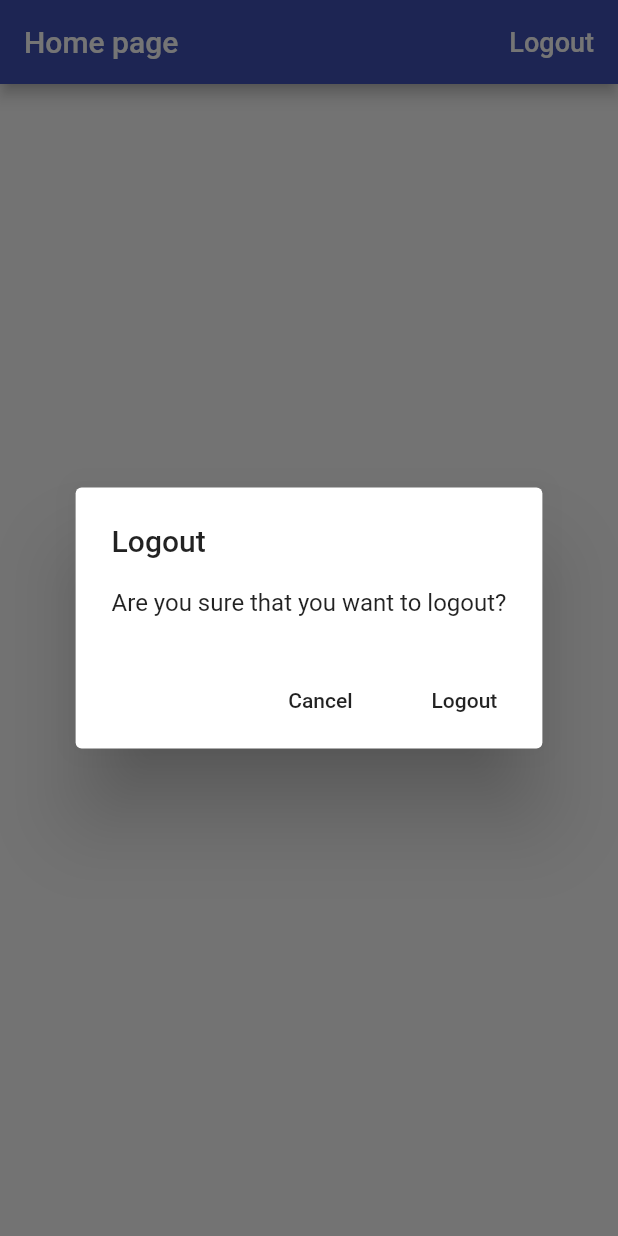
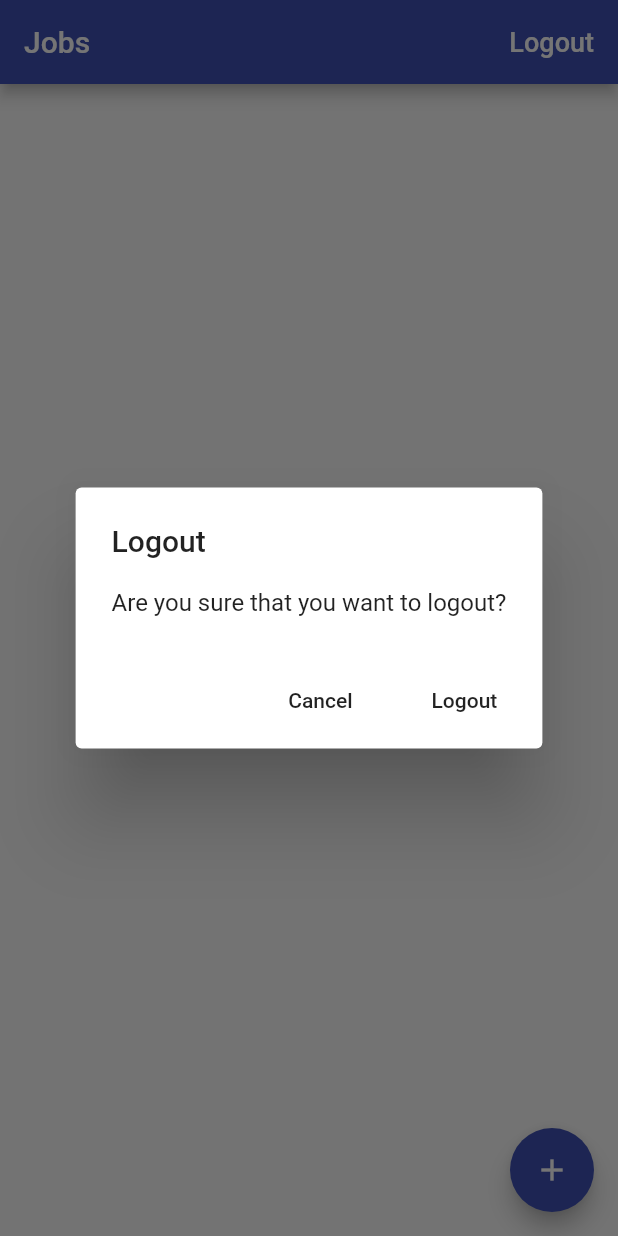
Before and after one commit to syedz/flutter-time-tracker, a Flutter app: the screen it shows once a user with an empty profile is signed in, after a tap on "Logout", on a phone screen of 412 x 824 dp. Run offline on Flutter 3.47's test engine with Material 2 defaults, Android fonts, the phone set to English and light mode, and no system bars; our stand-ins replace cloud_firestore, firebase_auth, google_sign_in; missing offline and left inert: flutter_facebook_login; accounts and stored records are empty.

Commit message:
Created Firestore, and database API to retreive data using streams and write database using Future

```diff
--- /dev/null
+++ b/lib/app/home/jobs_page.dart
@@ -0,0 +1,112 @@
+/**
+ * This is the UI layer.
+ *
+ * - Whenever we write data to the database we use an API that is based on a
+ * Future + async/await (asynchronous operation).
+ *
+ * - Whenever we read data from the database we use an API that is based on
+ * Streams + StreamBuilder (realtime applications).
+ */
+
+import 'dart:async';
+
+import 'package:flutter/material.dart';
+import 'package:provider/provider.dart';
+import 'package:time_tracker_flutter_course/common_widgets/platform_alert_dialog.dart';
+import 'package:time_tracker_flutter_course/common_widgets/platform_exception_alert_dialog.dart';
+import 'package:time_tracker_flutter_course/services/auth.dart';
+import 'package:time_tracker_flutter_course/services/database.dart';
+import 'package:flutter/services.dart';
+
+import 'models/job.dart';
+
+class JobsPage extends StatelessWidget {
+  Future<void> _signOut(BuildContext context) async {
+    try {
+      final auth = Provider.of<AuthBase>(context);
+      await auth.signOut();
+    } catch (e) {
+      print(e.toString());
+    }
+  }
+
+  Future<void> _confirmSignOut(BuildContext context) async {
+    final didRequestSignOut = await PlatformAlertDialog(
+      title: 'Logout',
+      content: 'Are you sure that you want to logout?',
+      cancelActionText: 'Cancel',
+      defaultActionText: 'Logout',
+    ).show(context);
+
+    if (didRequestSignOut == true) {
+      _signOut(context);
+    }
+  }
+
+  Future<void> _createJob(BuildContext context) async {
+    try {
+      final database = Provider.of<Database>(context);
+      await database.createJob(Job(
+        name: 'Blogging',
+        ratePerHour: 10,
+      ));
+    } on PlatformException catch (e) {
+      PlatformExceptionAlertDialog(
+        title: 'Operation failed',
+        exception: e,
+      ).show(context);
+    }
+  }
+
+  @override
+  Widget build(BuildContext context) {
+    // TODO: This was a test to ensure that data was being returned from Firestore
+    // final database = Provider.of<Database>(context);
+    // database.readJobs();
+
+    return Scaffold(
+      appBar: AppBar(
+        title: Text('Jobs'),
+        actions: <Widget>[
+          FlatButton(
+            child: Text(
+              'Logout',
+              style: TextStyle(
+                fontSize: 18.0,
+                color: Colors.white,
+              ),
+            ),
+            onPressed: () => _confirmSignOut(context),
+          ),
+        ],
+      ),
+      body: _buildContents(context),
+      floatingActionButton: FloatingActionButton(
+        child: Icon(Icons.add),
+        onPressed: () => _createJob(context),
+      ),
+    );
+  }
+
+  Widget _buildContents(BuildContext context) {
+    final database = Provider.of<Database>(context);
+
+    // Using Stream and StreamBuilder makes the application reactive
+    return StreamBuilder<List<Job>>(
+      stream: database.jobsStream(),
+      builder: (context, snapshot) {
+        if (snapshot.hasData) {
+          final jobs = snapshot.data;
+          final children = jobs.map((job) => Text(job.name)).toList();
+
+          return ListView(children: children);
+        }
+
+        if (snapshot.hasError) {
+          return Center(child: Text('Some error occurred'));
+        }
+        return Center(child: CircularProgressIndicator());
+      },
+    );
+  }
+}
--- /dev/null
+++ b/lib/app/home/models/job.dart
@@ -0,0 +1,37 @@
+/**
+ * When using Firestore, implement fromMap(data) and toMap() in the model classes
+ */
+
+import 'package:meta/meta.dart';
+
+class Job {
+  Job({@required this.name, @required this.ratePerHour});
+  final String name;
+  final int ratePerHour;
+
+  /**
+   * Use factory keyword when implementing a constructor that doesn't always
+   * create a new instance of its class. Factory constructor might return an
+   * instance from a cache, or it might return an instance of a subtype.
+   */
+  factory Job.fromMap(Map<String, dynamic> data) {
+    if (data == null) {
+      return null;
+    }
+
+    final String name = data['name'];
+    final int ratePerHour = data['ratePerHour'];
+
+    return Job(
+      name: name,
+      ratePerHour: ratePerHour,
+    );
+  }
+
+  Map<String, dynamic> toMap() {
+    return {
+      'name': name,
+      'ratePerHour': ratePerHour,
+    };
+  }
+}
--- a/lib/app/home_page.dart
+++ /dev/null
@@ -1,51 +0,0 @@
-import 'dart:async';
-
-import 'package:flutter/material.dart';
-import 'package:provider/provider.dart';
-import 'package:time_tracker_flutter_course/common_widgets/platform_alert_dialog.dart';
-import 'package:time_tracker_flutter_course/services/auth.dart';
-
-class HomePage extends StatelessWidget {
-  Future<void> _signOut(BuildContext context) async {
-    try {
-      final auth = Provider.of<AuthBase>(context);
-      await auth.signOut();
-    } catch (e) {
-      print(e.toString());
-    }
-  }
-
-  Future<void> _confirmSignOut(BuildContext context) async {
-    final didRequestSignOut = await PlatformAlertDialog(
-      title: 'Logout',
-      content: 'Are you sure that you want to logout?',
-      cancelActionText: 'Cancel',
-      defaultActionText: 'Logout',
-    ).show(context);
-
-    if (didRequestSignOut == true) {
-      _signOut(context);
-    }
-  }
-
-  @override
-  Widget build(BuildContext context) {
-    return Scaffold(
-      appBar: AppBar(
-        title: Text('Home page'),
-        actions: <Widget>[
-          FlatButton(
-            child: Text(
-              'Logout',
-              style: TextStyle(
-                fontSize: 18.0,
-                color: Colors.white,
-              ),
-            ),
-            onPressed: () => _confirmSignOut(context),
-          ),
-        ],
-      ),
-    );
-  }
-}
--- a/lib/app/landing_page.dart
+++ b/lib/app/landing_page.dart
@@ -1,8 +1,9 @@
 import 'package:flutter/material.dart';
 import 'package:provider/provider.dart';
-import 'package:time_tracker_flutter_course/app/home_page.dart';
+import 'package:time_tracker_flutter_course/app/home/jobs_page.dart';
 import 'package:time_tracker_flutter_course/app/sign_in/sign_in_page.dart';
 import 'package:time_tracker_flutter_course/services/auth.dart';
+import 'package:time_tracker_flutter_course/services/database.dart';
 
 class LandingPage extends StatelessWidget {
   @override
@@ -18,7 +19,10 @@ class LandingPage extends StatelessWidget {
             return SignInPage.create(context);
           }
 
-          return HomePage();
+          return Provider<Database>(
+            builder: (_) => FirestoreDatabase(uid: user.uid),
+            child: JobsPage(),
+          );
         } else {
           return Scaffold(
             body: Center(
--- a/lib/common_widgets/platform_exception_alert_dialog.dart
+++ b/lib/common_widgets/platform_exception_alert_dialog.dart
@@ -13,6 +13,12 @@ class PlatformExceptionAlertDialog extends PlatformAlertDialog {
         );
 
   static String _message(PlatformException exception) {
+    // Below doesn't work, since error messages are more descriptive in Firestore, but the idea still stands
+    if (exception.message == 'PERMISSION_DENIED') {
+      if (exception.code == 'Error performing setData') {
+        return 'Missing or insufficent permissions';
+      }
+    }
     return _errors[exception.code] ?? exception.message;
   }
 
--- /dev/null
+++ b/lib/services/api_path.dart
@@ -0,0 +1,4 @@
+class APIPath {
+  static String job(String uid, String jobId) => 'users/$uid/jobs/$jobId';
+  static String jobs(String uid) => 'users/$uid/jobs';
+}
--- /dev/null
+++ b/lib/services/database.dart
@@ -0,0 +1,78 @@
+/**
+ * Write own data types and do data conversion inside the Database class.
+ *
+ * This is the application facing API to Firestore. This class works with data models
+ * like the Job model, and we will add more models as needed.
+ */
+
+import 'dart:async';
+
+import 'package:meta/meta.dart';
+import 'package:time_tracker_flutter_course/app/home/models/job.dart';
+import 'package:time_tracker_flutter_course/services/firestore_service.dart';
+
+import 'api_path.dart';
+
+abstract class Database {
+  Future<void> createJob(Job job);
+  // void readJobs();
+  Stream<List<Job>> jobsStream();
+}
+
+class FirestoreDatabase implements Database {
+  // assert() makes sure that uid is not null before setting
+  FirestoreDatabase({@required this.uid}) : assert(uid != null);
+  final String uid;
+
+  final _service = FirestoreService.instance;
+
+  /**
+   * Moved all of the Firestore specific code to a separate class, so we  don't need
+   * to worry about implementation in FirestoreDatabase class. Easier to create new
+   * methods to write data. Can copy/paste createJob() and adjust data type and API path
+   * as needed. Same thing for reading data from a different API path, copy/paste
+   * jobsStream(), adjust the type being returned, and change the API path.
+   *
+   * Can new data types if needed by creating models and craeting fromMap() and toMap()
+   */
+  Future<void> createJob(Job job) async => await _service.setData(
+        path: APIPath.job(uid, 'job_abc'),
+        data: job.toMap(),
+      );
+
+  Stream<List<Job>> jobsStream() => _service.collectionStream(
+        path: APIPath.jobs(uid),
+        builder: (data) => Job.fromMap(data),
+      );
+
+  /**
+   * Firestore is a realtime DB
+   * We can use streams to read data
+   * And update the UI when data changes in Firestore
+   */
+  // void readJobs() {
+  //   final path = APIPath.jobs(uid);
+  //   final reference = Firestore.instance.collection(path);
+  //   final snapshots = reference.snapshots();
+  //   snapshots.listen((snapshot) {
+  //     snapshot.documents.forEach((snapshot) => print(snapshot.data));
+  //   });
+  // }
+  /**
+   * Above is what this method used to be.
+   * Using Stream and StreamBuilder makes the application reactive.
+   */
+  // Stream<List<Job>> jobsStream() {
+  //   final path = APIPath.jobs(uid);
+  //   final reference = Firestore.instance.collection(path);
+  //   final snapshots = reference.snapshots();
+
+  //   // Map over the snapshot documents and create a Job object
+  //   // .map() returns an Iterable collection
+  //   return snapshots.map((snapshot) => snapshot.documents
+  //       .map(
+  //         (snapshot) => Job.fromMap(snapshot.data),
+  //       )
+  //       .toList());
+  // }
+}
--- /dev/null
+++ b/lib/services/firestore_service.dart
@@ -0,0 +1,42 @@
+/**
+ * - Used to read/write data to Firestore, using key-value pairs.
+ * - Encapsulates all Firestore-specific methods. We can swap databases if we wanted to,
+ * but Database would stay the same.
+ */
+
+import 'package:cloud_firestore/cloud_firestore.dart';
+import 'package:meta/meta.dart';
+
+class FirestoreService {
+  // Create private constructor so that objects can't be created outside of this class
+  FirestoreService._();
+  static final instance = FirestoreService._();
+
+  // Moved from database.dart
+  // Defines a single entry point for all writes to Firestore (useful for logging/debugging)
+  Future<void> setData({String path, Map<String, dynamic> data}) async {
+    final reference = Firestore.instance.document(path);
+    print('$path: $data');
+    await reference.setData(data);
+  }
+
+  /**
+   * Moved from database.dart
+   * Used to be jobsStream()
+   */
+  Stream<List<T>> collectionStream<T>({
+    @required String path,
+    @required T builder(Map<String, dynamic> data),
+  }) {
+    final reference = Firestore.instance.collection(path);
+    final snapshots = reference.snapshots();
+
+    // Map over the snapshot documents and create a Job object
+    // .map() returns an Iterable collection
+    return snapshots.map((snapshot) => snapshot.documents
+        .map(
+          (snapshot) => builder(snapshot.data),
+        )
+        .toList());
+  }
+}
--- a/pubspec.yaml
+++ b/pubspec.yaml
@@ -28,6 +28,7 @@ dependencies:
   flutter_facebook_login: ^2.0.1
   google_sign_in: ^4.0.2
   provider: ^2.0.1
+  cloud_firestore: ^0.12.6
 
 dev_dependencies:
   flutter_test:
```
Also changed, not shown: pubspec.lock, 1 other file.
